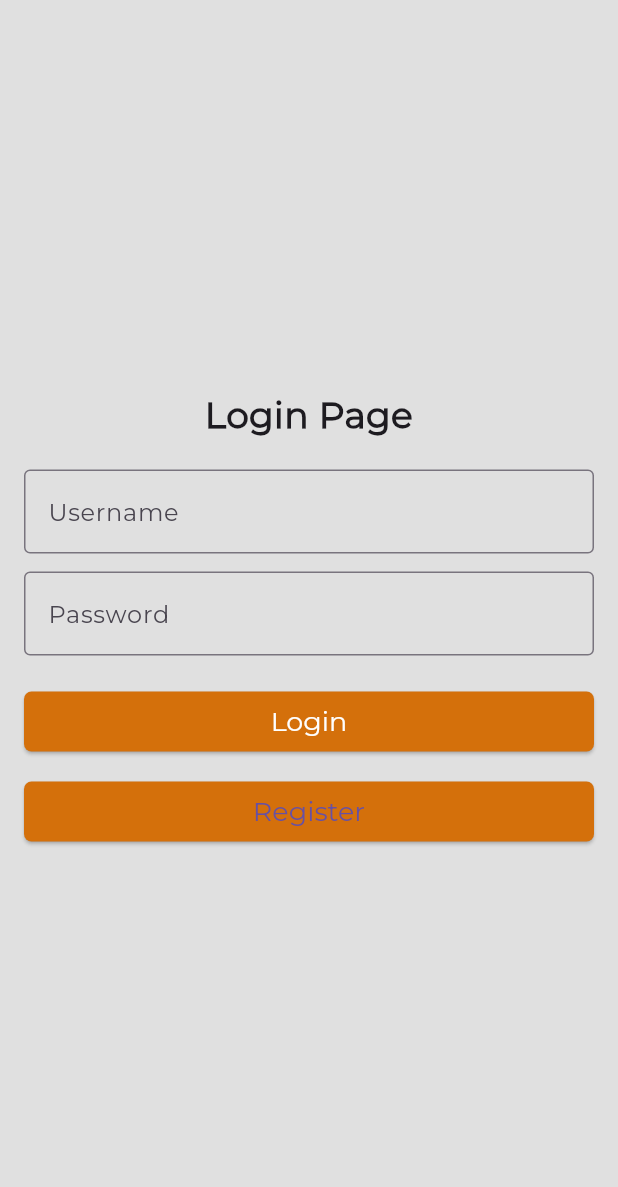
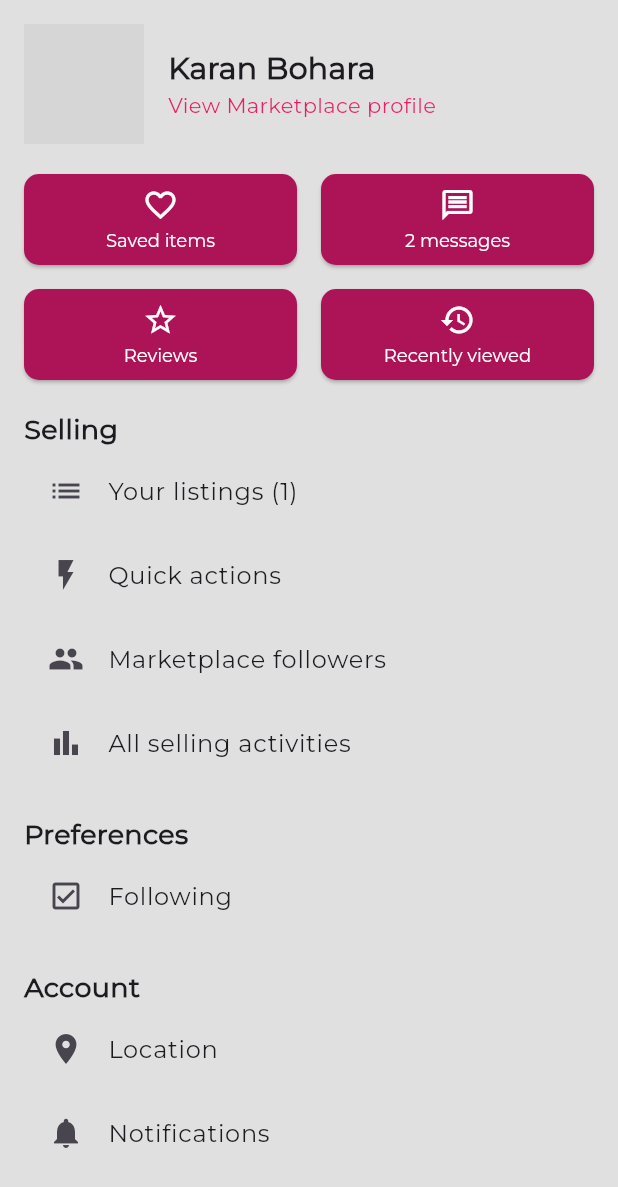
Before and after one commit to Karanbohara01/koselie_flutter_app, a Flutter app: the ProfileScreen screen opened directly, on a phone screen of 412 x 824 dp. Shown: the top 1187 px of the screen. Run offline on Flutter 3.47's test engine with Material 3 defaults, Android fonts, the phone set to English and light mode, and no system bars; network calls fail; grey boxes are pictures that could not be loaded.

Commit message:
profile screen created

```diff
--- a/lib/view/bottom_navigation_screens/profile_view.dart
+++ b/lib/view/bottom_navigation_screens/profile_view.dart
@@ -6,60 +6,100 @@
   @override
   Widget build(BuildContext context) {
     return Scaffold(
-      body: Center(
+      body: SingleChildScrollView(
         child: Padding(
           padding: const EdgeInsets.all(16.0),
           child: Column(
-            mainAxisSize:
-                MainAxisSize.min, // Ensures content is centered vertically
-            crossAxisAlignment:
-                CrossAxisAlignment.stretch, // Makes buttons full width
+            crossAxisAlignment: CrossAxisAlignment.start,
             children: [
-              const Text(
-                'Login Page',
-                style: TextStyle(fontSize: 24, fontWeight: FontWeight.bold),
-                textAlign: TextAlign.center,
+              // Profile Section
+              const Row(
+                children: [
+                  CircleAvatar(
+                    radius: 40,
+                    backgroundImage: NetworkImage(
+                        'https://lh3.googleusercontent.com/a/AEdFTp7YZOCxHujVnJuM7eCc4dAZ8S67DyBYE3-RMXex0g=s96-c'), // Replace with your image
+                  ),
+                  SizedBox(width: 16),
+                  Column(
+                    crossAxisAlignment: CrossAxisAlignment.start,
+                    children: [
+                      Text(
+                        'Karan Bohara',
+                        style: TextStyle(
+                            fontSize: 20, fontWeight: FontWeight.bold),
+                      ),
+                      Text(
+                        'View Marketplace profile',
+                        style: TextStyle(color: Colors.pink),
+                      ),
+                    ],
+                  ),
+                ],
               ),
-              const SizedBox(
-                  height:
-                      20), // Adds spacing between the title and the text fields
-              const TextField(
-                decoration: InputDecoration(
-                  labelText: 'Username',
-                  border: OutlineInputBorder(),
+              const SizedBox(height: 20),
+
+              // Action Buttons
+              GridView(
+                shrinkWrap: true,
+                physics: const NeverScrollableScrollPhysics(),
+                gridDelegate: const SliverGridDelegateWithFixedCrossAxisCount(
+                  crossAxisCount: 2,
+                  mainAxisSpacing: 16,
+                  crossAxisSpacing: 16,
+                  childAspectRatio: 3,
                 ),
+                children: const [
+                  ActionButton(
+                      title: 'Saved items', icon: Icons.favorite_border),
+                  ActionButton(
+                      title: '2 messages', icon: Icons.message_outlined),
+                  ActionButton(title: 'Reviews', icon: Icons.star_border),
+                  ActionButton(title: 'Recently viewed', icon: Icons.history),
+                ],
               ),
-              const SizedBox(height: 12), // Adds spacing between text fields
-              const TextField(
-                decoration: InputDecoration(
-                  labelText: 'Password',
-                  border: OutlineInputBorder(),
-                  // Masks the password input
-                ),
+
+              const SizedBox(height: 20),
+              const SectionTitle('Selling'),
+
+              // Selling Section
+              const ListTile(
+                leading: Icon(Icons.list),
+                title: Text('Your listings (1)'),
               ),
-              const SizedBox(
-                  height: 20), // Adds spacing between text fields and buttons
-              ElevatedButton(
-                onPressed: () {
-                  // Login logic goes here
-                  ScaffoldMessenger.of(context).showSnackBar(
-                    const SnackBar(content: Text('Login button pressed')),
-                  );
-                },
-                child: const Text(
-                  'Login',
-                  style: TextStyle(color: Colors.white),
-                ),
+              const ListTile(
+                leading: Icon(Icons.flash_on),
+                title: Text('Quick actions'),
               ),
-              const SizedBox(height: 12), // Adds spacing between buttons
-              ElevatedButton(
-                onPressed: () {
-                  // Register logic goes here
-                  ScaffoldMessenger.of(context).showSnackBar(
-                    const SnackBar(content: Text('Register button pressed')),
-                  );
-                },
-                child: const Text('Register'),
+              const ListTile(
+                leading: Icon(Icons.people),
+                title: Text('Marketplace followers'),
+              ),
+              const ListTile(
+                leading: Icon(Icons.bar_chart),
+                title: Text('All selling activities'),
+              ),
+
+              const SizedBox(height: 20),
+              const SectionTitle('Preferences'),
+
+              // Preferences Section
+              const ListTile(
+                leading: Icon(Icons.check_box_outlined),
+                title: Text('Following'),
+              ),
+
+              const SizedBox(height: 20),
+              const SectionTitle('Account'),
+
+              // Account Section
+              const ListTile(
+                leading: Icon(Icons.location_on),
+                title: Text('Location'),
+              ),
+              const ListTile(
+                leading: Icon(Icons.notifications),
+                title: Text('Notifications'),
               ),
             ],
           ),
@@ -68,3 +108,54 @@
     );
   }
 }
+
+class ActionButton extends StatelessWidget {
+  final String title;
+  final IconData icon;
+
+  const ActionButton({super.key, required this.title, required this.icon});
+
+  @override
+  Widget build(BuildContext context) {
+    return ElevatedButton(
+      style: ElevatedButton.styleFrom(
+        backgroundColor: Colors.pink[800],
+        padding: const EdgeInsets.symmetric(vertical: 8), // Reduced padding
+        shape: RoundedRectangleBorder(
+          borderRadius: BorderRadius.circular(10),
+        ),
+      ),
+      onPressed: () {},
+      child: Column(
+        mainAxisSize: MainAxisSize.min,
+        children: [
+          Icon(icon, color: Colors.white, size: 24), // Adjusted icon size
+          const SizedBox(height: 4), // Reduced spacing
+          Text(
+            title,
+            style: const TextStyle(
+              color: Colors.white,
+              fontSize: 12, // Reduced font size
+              overflow: TextOverflow.ellipsis, // Prevents overflow
+            ),
+            textAlign: TextAlign.center,
+          ),
+        ],
+      ),
+    );
+  }
+}
+
+class SectionTitle extends StatelessWidget {
+  final String title;
+
+  const SectionTitle(this.title, {super.key});
+
+  @override
+  Widget build(BuildContext context) {
+    return Text(
+      title,
+      style: const TextStyle(fontSize: 18, fontWeight: FontWeight.bold),
+    );
+  }
+}
```
